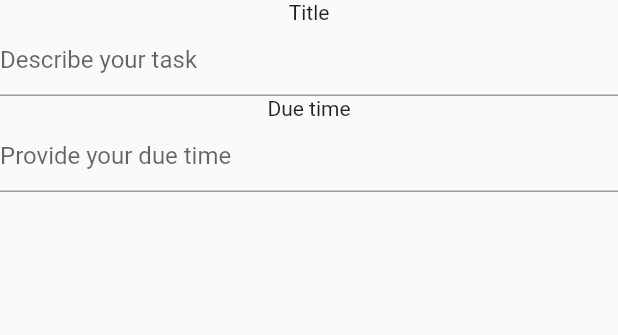
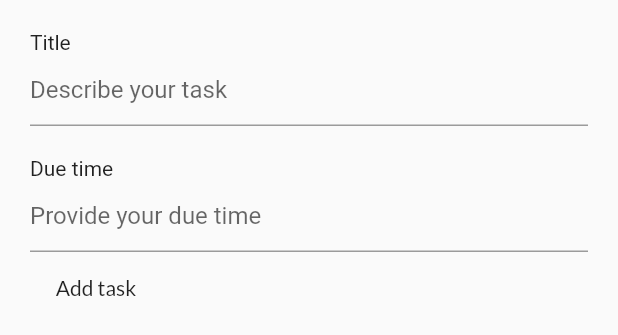
Before and after one commit to arthurbz/to_do_list, a Flutter app: the AddNewTask widget shown alone on an empty page, opened directly, on a phone screen of 412 x 824 dp. Shown: the top 335 px of the screen. Run offline on Flutter 3.47's test engine with Material 2 defaults, Android fonts, the phone set to English and light mode, and no system bars.

Commit message:
Style changes
Basic style changes.

```diff
--- a/lib/widgets/add_new_task.dart
+++ b/lib/widgets/add_new_task.dart
@@ -7,6 +7,10 @@ import '../providers/task.dart';
 
 class AddNewTask extends StatelessWidget {
   final _formKey = GlobalKey<FormState>();
+  Task newTask = Task(
+    id: DateTime.now().toString(),
+    description: '',
+  );
 
   static void addNewTaskSheet(BuildContext context) {
     showModalBottomSheet(
@@ -19,9 +23,11 @@ class AddNewTask extends StatelessWidget {
   @override
   Widget build(BuildContext context) {
     return Container(
+      padding: EdgeInsets.all(20),
       child: Form(
         key: _formKey,
         child: Column(
+          crossAxisAlignment: CrossAxisAlignment.start,
           children: <Widget>[
             Text('Title'),
             TextFormField(
@@ -34,6 +40,12 @@ class AddNewTask extends StatelessWidget {
                 }
                 return null;
               },
+              onSaved: (value) {
+                newTask.description = value;
+              },
+            ),
+            SizedBox(
+              height: 20,
             ),
             Text('Due time'),
             TextFormField(
@@ -42,6 +54,15 @@ class AddNewTask extends StatelessWidget {
               ), //Update as user pick the time
             ),
             //Show time picker
+            FlatButton(
+              child: Text('Add task'),
+              onPressed: () {
+                if (_formKey.currentState.validate()) {
+                  _formKey.currentState.save();
+                  //Provider.of<TaskProvider>(context, listen: false).createNewTask(newTask);
+                }
+              },
+            ),
           ],
         ),
       ),
```
Also changed, not shown: lib/main.dart (+23 -0 lines), lib/widgets/list_item.dart (+10 -4 lines), pubspec.yaml (+7 -12 lines), assets/fonts/Lato-Bold.ttf (added), assets/fonts/Lato-Regular.ttf (added).
